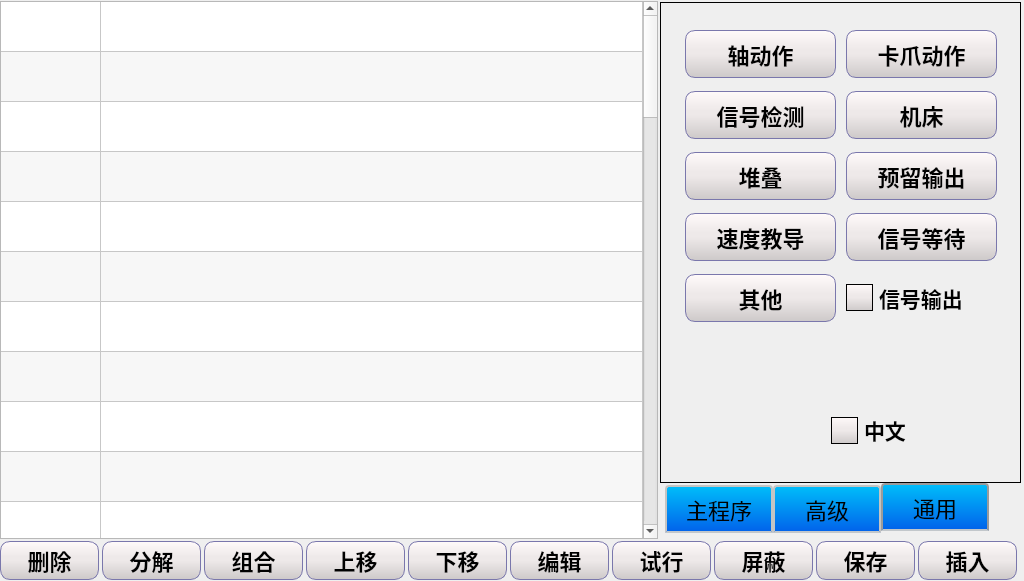
Old version of the form teach.ui in the repository Jade-yun/MachineTool.
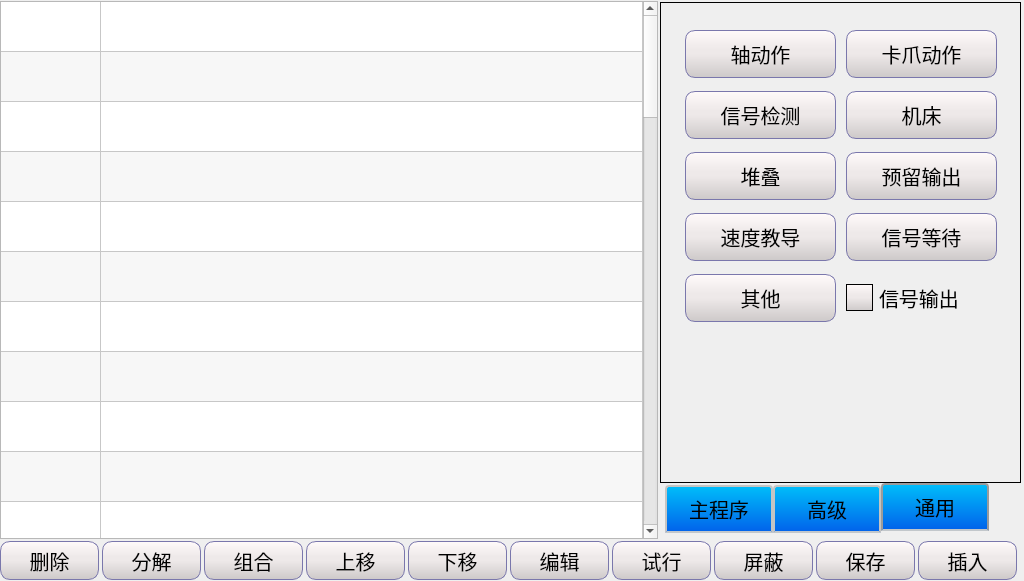
New version of the form. Icons and pictures are not drawn.

Commit message: 完善修改所有样式和完善参考点

Patch:
```diff
--- a/teach.ui
+++ b/teach.ui
@@ -15,13 +15,26 @@
   </property>
   <property name="styleSheet">
    <string notr="true">QLabel { 
-	font-family: DejaVuSansMono;
-	font-size: 22px; 
+	font-family: 'SimSun';
+	font-size: 20px; 
 }
+
+
 QWidget{ 
-	font-family: DejaVuSansMono;
-	font-size: 22px; 
+	font-family: 'SimSun';
+	font-size: 20px; 
 }
+
+/*******************************************************/
+QCheckBox::indicator {
+        background-color: qlineargradient(x1 : 0, y1 : 0, x2 : 1, y2 : 0,stop : 0 #FFFFFF, stop: 1 #C0C0C0); 
+    }
+QCheckBox::indicator:checked {
+background-color: qlineargradient(x1 : 0, y1 : 0, x2 : 1, y2 : 0,stop : 0 #F8F8FF, stop: 1 #1E90FF); 
+        image: url(:/images/check_mark1.png);
+        border-image: none;
+    }
+
 /************************************************/
 QPushButton
 {
@@ -32,8 +45,7 @@
     border-radius:10px; /*边框倒角*/
 
 	font-family: DejaVuSansMono;
-	font-size: 22px; 
-	font-weight:bold;
+	font-weight:normal;
 	font-family: 'SimSun';
 	background: qlineargradient(x1: 0, y1: 0, x2: 0, y2: 1,stop: 0 #FFFAFA, stop: 0.4 #EEE9E9,stop: 0.5 #EEE9E9, stop: 1.0 #CDC9C9);
 
@@ -49,8 +61,8 @@
 }
 /*****************************************************/
 QCheckBox { 
-font-size: 16pt;
-font-weight:bold;
+font-size: 20px;
+font-weight:normal;
 font-family: 'SimSun';
 }
 QCheckBox::indicator{
@@ -59,6 +71,31 @@
 border: 1px solid black; 
 background-color: qlineargradient(x1: 0, y1: 0, x2: 0, y2: 1,stop: 0 #FFFAFA, stop: 0.4 #EEE9E9,stop: 0.5 #EEE9E9, stop: 1.0 #CDC9C9);
 }
+
+/*****************************************************************/
+QComboBox::!editable {
+                      border: 2px solid #808A87; /* 边框宽度和颜色 */
+                       }
+QComboBox::drop-down {
+    subcontrol-origin: padding-right;
+    subcontrol-position: top right;
+    width: 20px; /* 下拉箭头宽度 */
+    border-left-width: 2px; /* 文本和箭头之间的分隔线宽度 */
+    border-left-color: gray; /* 文本和箭头之间的分隔线颜色 */
+    border-left-style: solid; /* 文本和箭头之间的分隔线样式 */
+}
+QComboBox::down-arrow {
+    image: url(:/images/arrow_down_normal.png); /* 自定义下拉箭头图片 */
+}
+
+QComboBox QAbstractItemView::item:hover{ 
+  background-color:#409CE1;
+  color:rgb(252, 233, 79);
+}
+QComboBox QAbstractItemView::item:selected{
+  background-color:#909CE1;
+  color:rgb(252, 200, 140);
+}
 /**************************************************/
 QTabWidget::tab-bar{
         alignment:left;
@@ -120,7 +157,20 @@
 
 QTabWidget::pane {
     border: 1px solid #000000; /* 设置边框样式和颜色 */
-}</string>
+}
+
+/******************************************************/
+QGroupBox {
+	border: 1px solid black;
+	border-radius:5px;
+	margin-top:10px; 
+}
+QGroupBox::title { 
+	subcontrol-origin: margin;
+	left: 10px;
+	bottom: 5px;
+}
+</string>
   </property>
   <widget class="QTableWidget" name="tableWgtTeach">
    <property name="geometry">
@@ -387,8 +437,8 @@
        <font>
         <family>SimSun</family>
         <pointsize>-1</pointsize>
-        <weight>75</weight>
-        <bold>true</bold>
+        <weight>50</weight>
+        <bold>false</bold>
        </font>
       </property>
       <property name="styleSheet">
@@ -433,8 +483,8 @@
        <font>
         <family>SimSun</family>
         <pointsize>-1</pointsize>
-        <weight>75</weight>
-        <bold>true</bold>
+        <weight>50</weight>
+        <bold>false</bold>
        </font>
       </property>
       <property name="styleSheet">
@@ -479,8 +529,8 @@
        <font>
         <family>SimSun</family>
         <pointsize>-1</pointsize>
-        <weight>75</weight>
-        <bold>true</bold>
+        <weight>50</weight>
+        <bold>false</bold>
        </font>
       </property>
       <property name="styleSheet">
@@ -525,8 +575,8 @@
        <font>
         <family>SimSun</family>
         <pointsize>-1</pointsize>
-        <weight>75</weight>
-        <bold>true</bold>
+        <weight>50</weight>
+        <bold>false</bold>
        </font>
       </property>
       <property name="styleSheet">
@@ -571,8 +621,8 @@
        <font>
         <family>SimSun</family>
         <pointsize>-1</pointsize>
-        <weight>75</weight>
-        <bold>true</bold>
+        <weight>50</weight>
+        <bold>false</bold>
        </font>
       </property>
       <property name="styleSheet">
@@ -617,8 +667,8 @@
        <font>
         <family>SimSun</family>
         <pointsize>-1</pointsize>
-        <weight>75</weight>
-        <bold>true</bold>
+        <weight>50</weight>
+        <bold>false</bold>
        </font>
       </property>
       <property name="styleSheet">
@@ -663,8 +713,8 @@
        <font>
         <family>SimSun</family>
         <pointsize>-1</pointsize>
-        <weight>75</weight>
-        <bold>true</bold>
+        <weight>50</weight>
+        <bold>false</bold>
        </font>
       </property>
       <property name="styleSheet">
@@ -709,8 +759,8 @@
        <font>
         <family>SimSun</family>
         <pointsize>-1</pointsize>
-        <weight>75</weight>
-        <bold>true</bold>
+        <weight>50</weight>
+        <bold>false</bold>
        </font>
       </property>
       <property name="styleSheet">
@@ -755,8 +805,8 @@
        <font>
         <family>SimSun</family>
         <pointsize>-1</pointsize>
-        <weight>75</weight>
-        <bold>true</bold>
+        <weight>50</weight>
+        <bold>false</bold>
        </font>
       </property>
       <property name="styleSheet">
@@ -801,8 +851,8 @@
        <font>
         <family>SimSun</family>
         <pointsize>-1</pointsize>
-        <weight>75</weight>
-        <bold>true</bold>
+        <weight>50</weight>
+        <bold>false</bold>
        </font>
       </property>
       <property name="styleSheet">
@@ -836,7 +886,7 @@
    </property>
    <property name="font">
     <font>
-     <family>DejaVuSansMono</family>
+     <family>SimSun</family>
      <pointsize>-1</pointsize>
     </font>
    </property>
@@ -1678,8 +1728,8 @@
          <font>
           <family>SimSun</family>
           <pointsize>-1</pointsize>
-          <weight>75</weight>
-          <bold>true</bold>
+          <weight>50</weight>
+          <bold>false</bold>
          </font>
         </property>
         <property name="styleSheet">
@@ -1724,8 +1774,8 @@
          <font>
           <family>SimSun</family>
           <pointsize>-1</pointsize>
-          <weight>75</weight>
-          <bold>true</bold>
+          <weight>50</weight>
+          <bold>false</bold>
          </font>
         </property>
         <property name="styleSheet">
@@ -1770,8 +1820,8 @@
          <font>
           <family>SimSun</family>
           <pointsize>-1</pointsize>
-          <weight>75</weight>
-          <bold>true</bold>
+          <weight>50</weight>
+          <bold>false</bold>
          </font>
         </property>
         <property name="styleSheet">
@@ -1816,8 +1866,8 @@
          <font>
           <family>SimSun</family>
           <pointsize>-1</pointsize>
-          <weight>75</weight>
-          <bold>true</bold>
+          <weight>50</weight>
+          <bold>false</bold>
          </font>
         </property>
         <property name="styleSheet">
@@ -1862,8 +1912,8 @@
          <font>
           <family>SimSun</family>
           <pointsize>-1</pointsize>
-          <weight>75</weight>
-          <bold>true</bold>
+          <weight>50</weight>
+          <bold>false</bold>
          </font>
         </property>
         <property name="styleSheet">
@@ -1908,8 +1958,8 @@
          <font>
           <family>SimSun</family>
           <pointsize>-1</pointsize>
-          <weight>75</weight>
-          <bold>true</bold>
+          <weight>50</weight>
+          <bold>false</bold>
          </font>
         </property>
         <property name="styleSheet">
@@ -1954,8 +2004,8 @@
          <font>
           <family>SimSun</family>
           <pointsize>-1</pointsize>
-          <weight>75</weight>
-          <bold>true</bold>
+          <weight>50</weight>
+          <bold>false</bold>
          </font>
         </property>
         <property name="styleSheet">
@@ -2000,8 +2050,8 @@
          <font>
           <family>SimSun</family>
           <pointsize>-1</pointsize>
-          <weight>75</weight>
-          <bold>true</bold>
+          <weight>50</weight>
+          <bold>false</bold>
          </font>
         </property>
         <property name="styleSheet">
@@ -2046,8 +2096,8 @@
          <font>
           <family>SimSun</family>
           <pointsize>-1</pointsize>
-          <weight>75</weight>
-          <bold>true</bold>
+          <weight>50</weight>
+          <bold>false</bold>
          </font>
         </property>
         <property name="styleSheet">
@@ -2080,28 +2130,6 @@
       </item>
      </layout>
     </widget>
-    <widget class="QCheckBox" name="check">
-     <property name="geometry">
-      <rect>
-       <x>170</x>
-       <y>410</y>
-       <width>111</width>
-       <height>34</height>
-      </rect>
-     </property>
-     <property name="text">
-      <string>中文</string>
-     </property>
-     <property name="checked">
-      <bool>false</bool>
-     </property>
-     <property name="autoExclusive">
-      <bool>true</bool>
-     </property>
-     <property name="tristate">
-      <bool>true</bool>
-     </property>
-    </widget>
    </widget>
   </widget>
  </widget>
```
Left out of the diff: 102 changed lines with no effect on the pictures. The commit also changes 21 other files.
